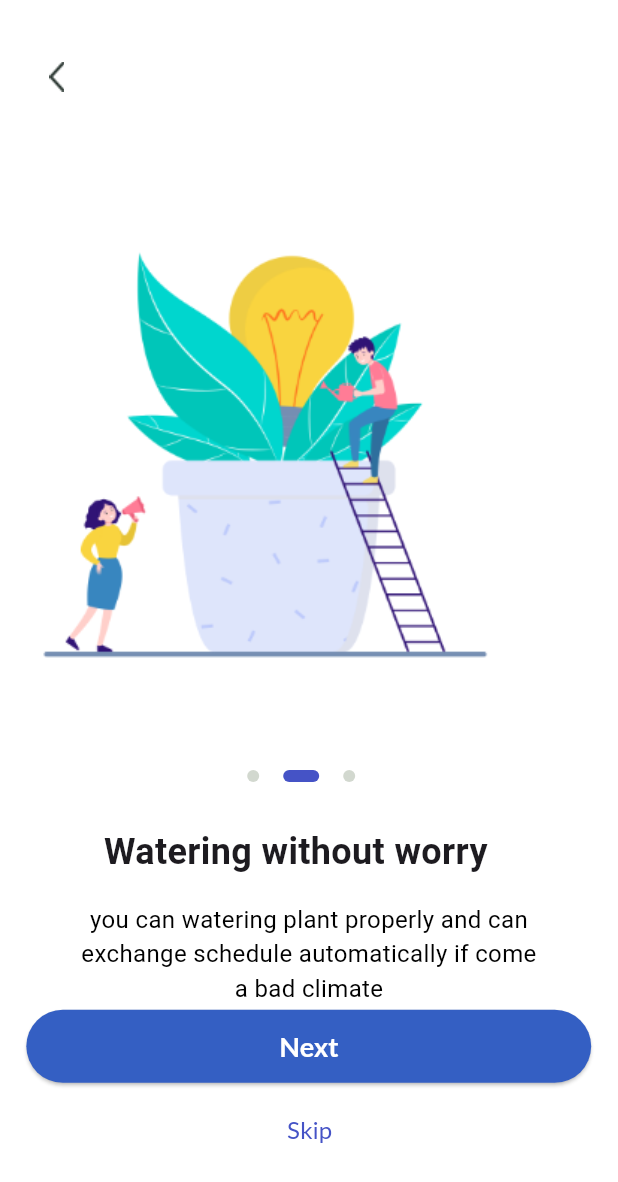
After one commit to WShashinduChamika/MiniProject-AQUO-, a Flutter app: the OnbordScreen screen opened directly, after a tap on "Next", on a phone screen of 412 x 824 dp. The commit adds this screen. Shown: the top 1182 px of the screen. Run offline on Flutter 3.47's test engine with Material 3 defaults, Android fonts, the phone set to English and light mode, and no system bars; drawn by our look-alikes of smooth_page_indicator; our stand-ins replace flutter_screenutil; Roboto replaces fonts that are missing (Lato).

Commit message:
Creating onboard screens

```diff
--- /dev/null
+++ b/aquo/lib/screens/onbord_screen.dart
@@ -0,0 +1,161 @@
+import 'package:aquo/screens/home.dart';
+import 'package:aquo/screens/onbord_screens/intropage01.dart';
+import 'package:aquo/screens/onbord_screens/intropage02.dart';
+import 'package:aquo/screens/onbord_screens/intropage03.dart';
+import 'package:flutter/material.dart';
+import 'package:smooth_page_indicator/smooth_page_indicator.dart';
+
+class OnbordScreen extends StatefulWidget {
+  const OnbordScreen({super.key});
+
+  @override
+  State<OnbordScreen> createState() => _OnbordScreenState();
+}
+
+class _OnbordScreenState extends State<OnbordScreen> {
+  double width = 0.0;
+  double height = 0.0;
+  PageController _controller = PageController();
+  bool isLastPage = false;
+  bool hasBackPage = false;
+
+  @override
+  Widget build(BuildContext context) {
+    width = MediaQuery.of(context).size.width;
+    height = MediaQuery.of(context).size.height;
+    //Text skip = Text('Skip');
+    String skip = "Skip";
+    isLastPage ? skip = '' : skip = skip;
+
+    return Scaffold(
+      // ignore: sized_box_for_whitespace
+      body: Stack(
+        children: [
+          PageView(
+            controller: _controller,
+            onPageChanged: (index) {
+              setState(() {
+                isLastPage = (index == 2);
+                hasBackPage = (index == 1 || index == 2);
+              });
+            },
+            children: const [
+              IntroPage01(),
+              IntroPage02(),
+              IntroPage03(),
+            ],
+          ),
+
+          //to page indicator
+
+          Positioned(
+            top: height * 0.623,
+            left: width * 0.4,
+            child: SmoothPageIndicator(
+              controller: _controller,
+              count: 3,
+              effect: const ExpandingDotsEffect(
+                activeDotColor: Color(0xff4553C6),
+                dotColor: Color(0xffD2D8CF),
+                dotHeight: 8.0,
+                dotWidth: 8.0,
+                spacing: 16.0,
+              ),
+            ),
+          ),
+
+          Positioned(
+            left: hasBackPage ? width * 0.08 : width * (-2.0),
+            top: height * 0.05,
+            child: GestureDetector(
+              onTap: () {
+                _controller.previousPage(
+                    duration: const Duration(microseconds: 500),
+                    curve: Curves.easeIn);
+              },
+              child: const Image(
+                image: AssetImage('images/onbord_screens/BackArrow.png'),
+              ),
+            ),
+          ),
+
+          !isLastPage
+              ? Positioned(
+                  top: height * 0.817,
+                  left: width * 0.0426,
+                  child: ElevatedButton(
+                    onPressed: () {
+                      _controller.nextPage(
+                        duration: const Duration(milliseconds: 500),
+                        curve: Curves.easeIn,
+                      );
+                    },
+                    style: ElevatedButton.styleFrom(
+                      minimumSize: Size(width * 0.914, height * 0.0591),
+                      backgroundColor: const Color.fromARGB(255, 52, 95, 195),
+                    ),
+                    child: const Text(
+                      'Next',
+                      style: TextStyle(
+                        fontSize: 18.0,
+                        fontFamily: 'Lato',
+                        fontWeight: FontWeight.bold,
+                        color: Colors.white,
+                      ),
+                    ),
+                  ),
+                )
+              : Positioned(
+                  top: height * 0.885,
+                  left: width * 0.0426,
+                  child: ElevatedButton(
+                    onPressed: () {
+                      Navigator.pushReplacement(
+                        context,
+                        MaterialPageRoute(
+                            builder: (context) => const HomeScreen()),
+                      );
+                    },
+                    style: ElevatedButton.styleFrom(
+                      minimumSize: Size(width * 0.914, height * 0.0591),
+                      backgroundColor: const Color.fromARGB(255, 52, 95, 195),
+                    ),
+                    child: const Text(
+                      "Let's Get Started",
+                      style: TextStyle(
+                        fontSize: 18.0,
+                        fontFamily: 'Lato',
+                        fontWeight: FontWeight.bold,
+                        letterSpacing: 0.01,
+                        wordSpacing: 2.0,
+                        color: Colors.white,
+                      ),
+                    ),
+                  ),
+                ),
+
+          //to space between next button and skip text
+
+          Positioned(
+            top: height * 0.9,
+            left: width * 0.464,
+            child: GestureDetector(
+              onTap: () {
+                _controller.jumpToPage(2);
+              },
+              child: Text(
+                skip,
+                style: const TextStyle(
+                  fontFamily: 'Lato',
+                  fontSize: 16.0,
+                  fontWeight: FontWeight.normal,
+                  color: Color(0xff4553C6),
+                ),
+              ),
+            ),
+          ),
+        ],
+      ),
+    );
+  }
+}
--- /dev/null
+++ b/aquo/lib/screens/onbord_screens/intropage01.dart
@@ -0,0 +1,67 @@
+import 'package:flutter/material.dart';
+
+class IntroPage01 extends StatefulWidget {
+  const IntroPage01({super.key});
+
+  @override
+  State<IntroPage01> createState() => _IntroPage01State();
+}
+
+class _IntroPage01State extends State<IntroPage01> {
+  double height = 0.0;
+  double width = 0.0;
+
+  @override
+  Widget build(BuildContext context) {
+    height = MediaQuery.of(context).size.height;
+    width = MediaQuery.of(context).size.width;
+
+    return Scaffold(
+      body: Container(
+        color: Colors.white,
+        child: Stack(
+          children: [
+            Positioned(
+              top: 0.0,
+              left: 0.072,
+              child: Image(
+                height: height * 0.698,
+                width: width * 0.858,
+                image: const AssetImage('images/onbord_screens/Intro01.png'),
+              ),
+            ),
+            Positioned(
+              top: height * 0.669,
+              left: width * 0.234,
+              child: const Text(
+                'Welcome to AQUO',
+                style: TextStyle(
+                  fontSize: 24.0,
+                  fontWeight: FontWeight.bold,
+                  fontFamily: 'Roboto',
+                ),
+              ),
+            ),
+            Positioned(
+              top: height * 0.73,
+              left: width * 0.12,
+              child: Container(
+                width: width * 0.76,
+                child: const Text(
+                  'Please read our privacy policy and policy regarding before registering.',
+                  style: TextStyle(
+                    fontSize: 16.0,
+                    fontWeight: FontWeight.normal,
+                    fontFamily: 'Roboto',
+                    color: Colors.black,
+                  ),
+                  textAlign: TextAlign.center,
+                ),
+              ),
+            ),
+          ],
+        ),
+      ),
+    );
+  }
+}
--- /dev/null
+++ b/aquo/lib/screens/onbord_screens/intropage02.dart
@@ -0,0 +1,66 @@
+import 'package:flutter/material.dart';
+
+class IntroPage02 extends StatefulWidget {
+  const IntroPage02({super.key});
+
+  @override
+  State<IntroPage02> createState() => _IntroPage02State();
+}
+
+class _IntroPage02State extends State<IntroPage02> {
+  double height = 0.0;
+  double width = 0.0;
+  @override
+  Widget build(BuildContext context) {
+    height = MediaQuery.of(context).size.height;
+    width = MediaQuery.of(context).size.width;
+
+    return Scaffold(
+      body: Container(
+        color: Colors.white,
+        child: Stack(
+          children: [
+            Positioned(
+              top: 0.0,
+              left: 0.072,
+              child: Image(
+                height: height * 0.698,
+                width: width * 0.858,
+                image: const AssetImage('images/onbord_screens/Intro2.png'),
+              ),
+            ),
+            Positioned(
+              top: height * 0.669,
+              left: width * 0.168,
+              child: const Text(
+                'Watering without worry',
+                style: TextStyle(
+                  fontSize: 24.0,
+                  fontWeight: FontWeight.bold,
+                  fontFamily: 'Roboto',
+                ),
+              ),
+            ),
+            Positioned(
+              top: height * 0.73,
+              left: width * 0.12,
+              child: Container(
+                width: width * 0.76,
+                child: const Text(
+                  'you can watering plant properly and can exchange schedule automatically if come a bad climate',
+                  style: TextStyle(
+                    fontSize: 16.0,
+                    fontWeight: FontWeight.normal,
+                    fontFamily: 'Roboto',
+                    color: Colors.black,
+                  ),
+                  textAlign: TextAlign.center,
+                ),
+              ),
+            ),
+          ],
+        ),
+      ),
+    );
+  }
+}
--- /dev/null
+++ b/aquo/lib/screens/onbord_screens/intropage03.dart
@@ -0,0 +1,66 @@
+import 'package:flutter/material.dart';
+
+class IntroPage03 extends StatefulWidget {
+  const IntroPage03({super.key});
+
+  @override
+  State<IntroPage03> createState() => _IntroPage03State();
+}
+
+class _IntroPage03State extends State<IntroPage03> {
+  double height = 0.0;
+  double width = 0.0;
+  @override
+  Widget build(BuildContext context) {
+    height = MediaQuery.of(context).size.height;
+    width = MediaQuery.of(context).size.width;
+
+    return Scaffold(
+      body: Container(
+        color: Colors.white,
+        child: Stack(
+          children: [
+            Positioned(
+              top: 0.0,
+              left: 0.072,
+              child: Image(
+                height: height * 0.698,
+                width: width * 0.858,
+                image: const AssetImage('images/onbord_screens/Intro3.png'),
+              ),
+            ),
+            Positioned(
+              top: height * 0.669,
+              left: width * 0.274,
+              child: const Text(
+                'Get Information',
+                style: TextStyle(
+                  fontSize: 24.0,
+                  fontWeight: FontWeight.bold,
+                  fontFamily: 'Roboto',
+                ),
+              ),
+            ),
+            Positioned(
+              top: height * 0.73,
+              left: width * 0.12,
+              child: Container(
+                width: width * 0.76,
+                child: const Text(
+                  'you can scan information of your plant or a pest that harm your plant and get information how to take care that problems.',
+                  style: TextStyle(
+                    fontSize: 16.0,
+                    fontWeight: FontWeight.normal,
+                    fontFamily: 'Roboto',
+                    color: Colors.black,
+                  ),
+                  textAlign: TextAlign.center,
+                ),
+              ),
+            ),
+          ],
+        ),
+      ),
+    );
+  }
+}
--- a/aquo/lib/screens/start_screen.dart
+++ b/aquo/lib/screens/start_screen.dart
@@ -1,4 +1,5 @@
 import 'package:aquo/screens/home.dart';
+import 'package:aquo/screens/onbord_screen.dart';
 import 'package:flutter/material.dart';
 
 class StartScreen extends StatefulWidget {
@@ -12,7 +13,7 @@ class _StartScreenState extends State<StartScreen> {
   void _handleArrow() {
     Navigator.pushReplacement(
       context,
-      MaterialPageRoute(builder: (context) => const HomeScreen()),
+      MaterialPageRoute(builder: (context) => const OnbordScreen()),
     );
   }
 
--- a/aquo/pubspec.yaml
+++ b/aquo/pubspec.yaml
@@ -36,6 +36,7 @@ dependencies:
   # Use with the CupertinoIcons class for iOS style icons.
   cupertino_icons: ^1.0.2
   flutter_screenutil: ^5.9.0
+  smooth_page_indicator: ^1.1.0
 
 dev_dependencies:
   flutter_test:
```
Also changed, not shown: aquo/pubspec.lock.
